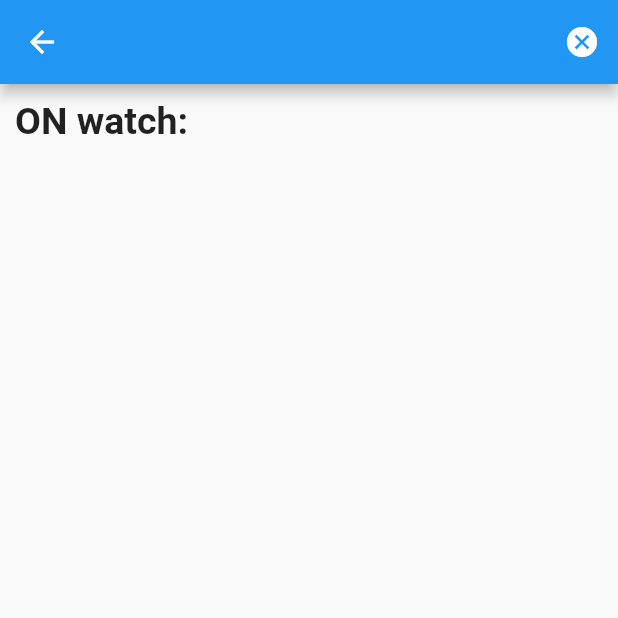
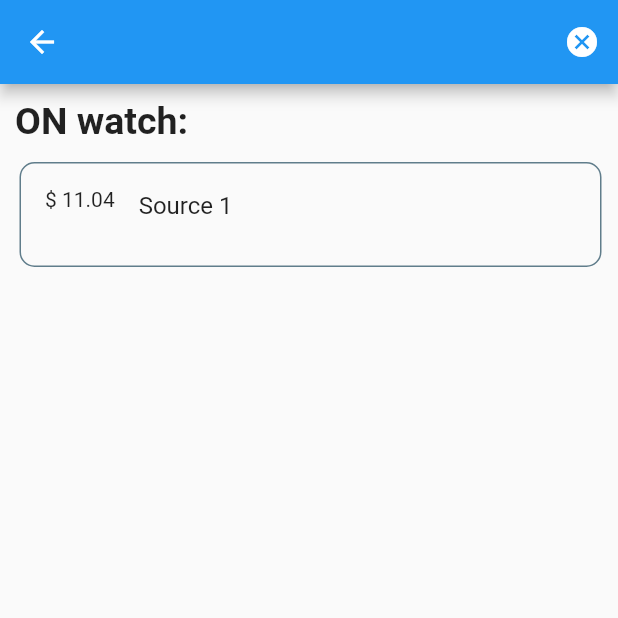
Before and after one commit to amansahu278/codepth1, a Flutter app: the screen it shows after launch, after a tap on "Login", after a tap on the "favorite outline" icon, after a tap on the "account circle" icon, on a phone screen of 412 x 824 dp, the top half of it. Run offline on Flutter 3.47's test engine with Material 2 defaults, Android fonts, the phone set to English and light mode, and no system bars; our stand-ins replace animated_text_kit.

Commit message:
onWatch workaround

```diff
--- a/lib/pages/home.dart
+++ b/lib/pages/home.dart
@@ -155,6 +155,7 @@ class _HomeState extends State<Home> {
         actions: <Widget>[
           IconButton(
             onPressed: (){
+              onWatch = s.faves;
               Navigator.of(context).push(MaterialPageRoute(builder: (context) => Profile()));
             },
             icon: Icon(Icons.account_circle),
--- a/lib/pages/profile.dart
+++ b/lib/pages/profile.dart
@@ -14,6 +14,7 @@ class _ProfileState extends State<Profile> {
   @override
   void initState() {
     super.initState();
+    print(onWatch);
   }
 
   customFav(Product product){
@@ -57,13 +58,17 @@ class _ProfileState extends State<Profile> {
           crossAxisAlignment: CrossAxisAlignment.start,
           children: <Widget>[
             Text("ON watch:", style: TextStyle(fontWeight: FontWeight.bold, fontSize: 25),),
-            Expanded(
+            SizedBox(height: 10,),
+            onWatch == null || onWatch.length == 0 ? Text("Nothing selected yet") :Expanded(
+              child: Padding(
+                padding: const EdgeInsets.only(right: 8.0),
                 child: Container(
                   child: ListView.builder(
                     itemCount: onWatch.length,
                     itemBuilder: (context, index){
                       return customFav(onWatch[index]);
                     },
+                  ),
                 ),
               ),
             )
```
Lines whose indentation alone changed are shown as unchanged.
